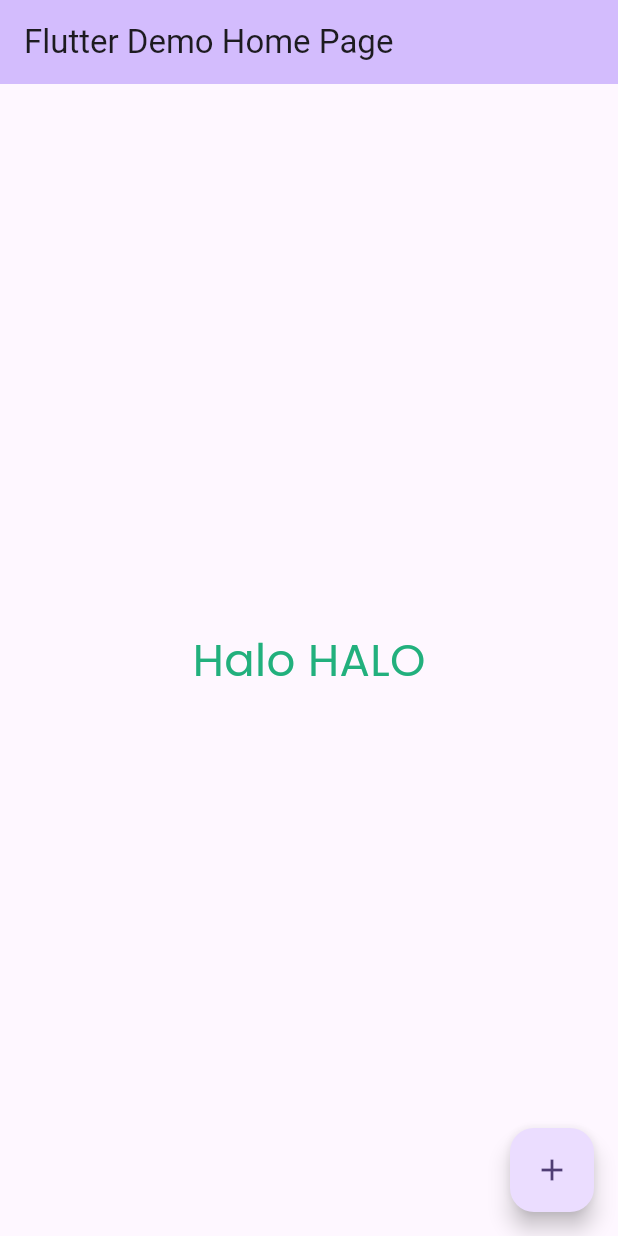
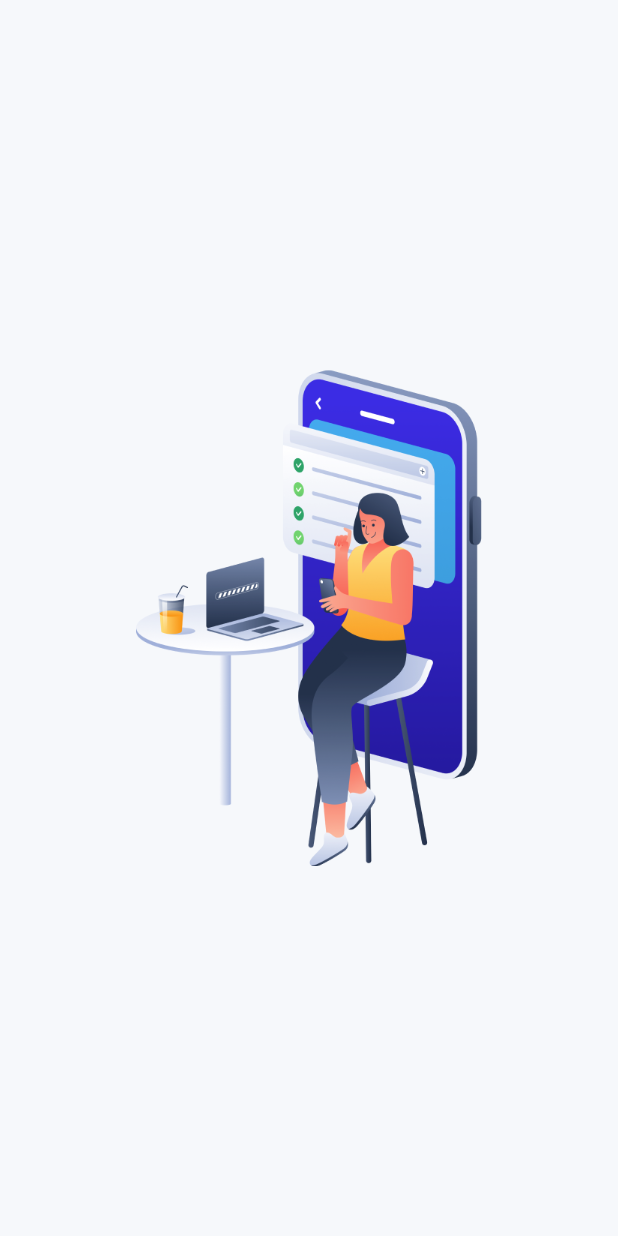
Before and after one commit to OnlyHans1/sha-ewallet, a Flutter app: the screen it shows after launch, on a phone screen of 412 x 824 dp. Run offline on Flutter 3.47's test engine with Material 3 defaults, Android fonts, the phone set to English and light mode, and no system bars; drawn by our look-alikes of carousel_slider; our stand-ins replace google_fonts.

Commit message:
feat: splash and onboarding page

```diff
--- a/lib/main.dart
+++ b/lib/main.dart
@@ -1,105 +1,16 @@
-import 'package:bank_sha/shared/theme.dart';
+import 'package:bank_sha/ui/pages/splash_page.dart';
 import 'package:flutter/material.dart';
 
-void main() {
-  runApp(const MyApp());
-}
+void main() => runApp(const MyApp());
 
 class MyApp extends StatelessWidget {
   const MyApp({super.key});
 
-  // This widget is the root of your application.
   @override
   Widget build(BuildContext context) {
-    return MaterialApp(
-      title: 'Flutter Demo',
-      theme: ThemeData(
-        // This is the theme of your application.
-        //
-        // TRY THIS: Try running your application with "flutter run". You'll see
-        // the application has a purple toolbar. Then, without quitting the app,
-        // try changing the seedColor in the colorScheme below to Colors.green
-        // and then invoke "hot reload" (save your changes or press the "hot
-        // reload" button in a Flutter-supported IDE, or press "r" if you used
-        // the command line to start the app).
-        //
-        // Notice that the counter didn't reset back to zero; the application
-        // state is not lost during the reload. To reset the state, use hot
-        // restart instead.
-        //
-        // This works for code too, not just values: Most code changes can be
-        // tested with just a hot reload.
-        colorScheme: ColorScheme.fromSeed(seedColor: Colors.deepPurple),
-        useMaterial3: true,
-      ),
-      home: const MyHomePage(title: 'Flutter Demo Home Page'),
+    return const MaterialApp(
+      debugShowCheckedModeBanner: false,
+      home: SplashPage(),
     );
   }
 }
-
-class MyHomePage extends StatefulWidget {
-  const MyHomePage({super.key, required this.title});
-
-  // This widget is the home page of your application. It is stateful, meaning
-  // that it has a State object (defined below) that contains fields that affect
-  // how it looks.
-
-  // This class is the configuration for the state. It holds the values (in this
-  // case the title) provided by the parent (in this case the App widget) and
-  // used by the build method of the State. Fields in a Widget subclass are
-  // always marked "final".
-
-  final String title;
-
-  @override
-  State<MyHomePage> createState() => _MyHomePageState();
-}
-
-class _MyHomePageState extends State<MyHomePage> {
-
-  void _incrementCounter() {
-    setState(() {
-      // This call to setState tells the Flutter framework that something has
-      // changed in this State, which causes it to rerun the build method below
-      // so that the display can reflect the updated values. If we changed
-      // _counter without calling setState(), then the build method would not be
-      // called again, and so nothing would appear to happen.
-    });
-  }
-
-  @override
-  Widget build(BuildContext context) {
-    // This method is rerun every time setState is called, for instance as done
-    // by the _incrementCounter method above.
-    //
-    // The Flutter framework has been optimized to make rerunning build methods
-    // fast, so that you can just rebuild anything that needs updating rather
-    // than having to individually change instances of widgets.
-    return Scaffold(
-      appBar: AppBar(
-        // TRY THIS: Try changing the color here to a specific color (to
-        // Colors.amber, perhaps?) and trigger a hot reload to see the AppBar
-        // change color while the other colors stay the same.
-        backgroundColor: Theme.of(context).colorScheme.inversePrimary,
-        // Here we take the value from the MyHomePage object that was created by
-        // the App.build method, and use it to set our appbar title.
-        title: Text(widget.title),
-      ),
-      body: Center(
-        // Center is a layout widget. It takes a single child and positions it
-        // in the middle of the parent.
-        child: Text(
-          'Halo HALO',
-          style: greenTextStyle.copyWith(
-            fontSize: 30,
-          ),
-        ),
-      ),
-      floatingActionButton: FloatingActionButton(
-        onPressed: _incrementCounter,
-        tooltip: 'Increment',
-        child: const Icon(Icons.add),
-      ), // This trailing comma makes auto-formatting nicer for build methods.
-    );
-  }
-}
--- /dev/null
+++ b/lib/ui/pages/onboarding_page.dart
@@ -0,0 +1,45 @@
+import 'package:bank_sha/main.dart';
+import 'package:bank_sha/shared/theme.dart';
+import 'package:carousel_slider/carousel_slider.dart';
+import 'package:flutter/material.dart';
+
+void main() => runApp(const MyApp());
+
+class OnboardingPage extends StatelessWidget {
+  const OnboardingPage({super.key});
+
+  @override
+  Widget build(BuildContext context) {
+    return Scaffold(
+      backgroundColor: lightBackgroundColor,
+      body: Center(
+        child: Column(
+          mainAxisAlignment: MainAxisAlignment.center,
+          children: [
+            CarouselSlider(
+              items: [
+                Image.asset(
+                'assets/img_onboarding1.png',
+                height: 331,
+                ),
+                Image.asset(
+                'assets/img_onboarding2.png',
+                height: 331,
+                ),
+                Image.asset(
+                'assets/img_onboarding3.png',
+                height: 331,
+                ),
+              ],
+              options: CarouselOptions(
+                height: 331,
+                viewportFraction: 1,
+                enableInfiniteScroll: false,
+              ),
+            ),
+          ],
+        ),
+      ),
+    );
+  }
+}
--- a/pubspec.yaml
+++ b/pubspec.yaml
@@ -36,6 +36,7 @@ dependencies:
   # Use with the CupertinoIcons class for iOS style icons.
   cupertino_icons: ^1.0.8
   google_fonts: ^6.2.1
+  carousel_slider: ^5.0.0
 
 dev_dependencies:
   flutter_test:
```
Also changed, not shown: lib/ui/pages/splash_page.dart (added, +47 -0 lines), pubspec.lock.
